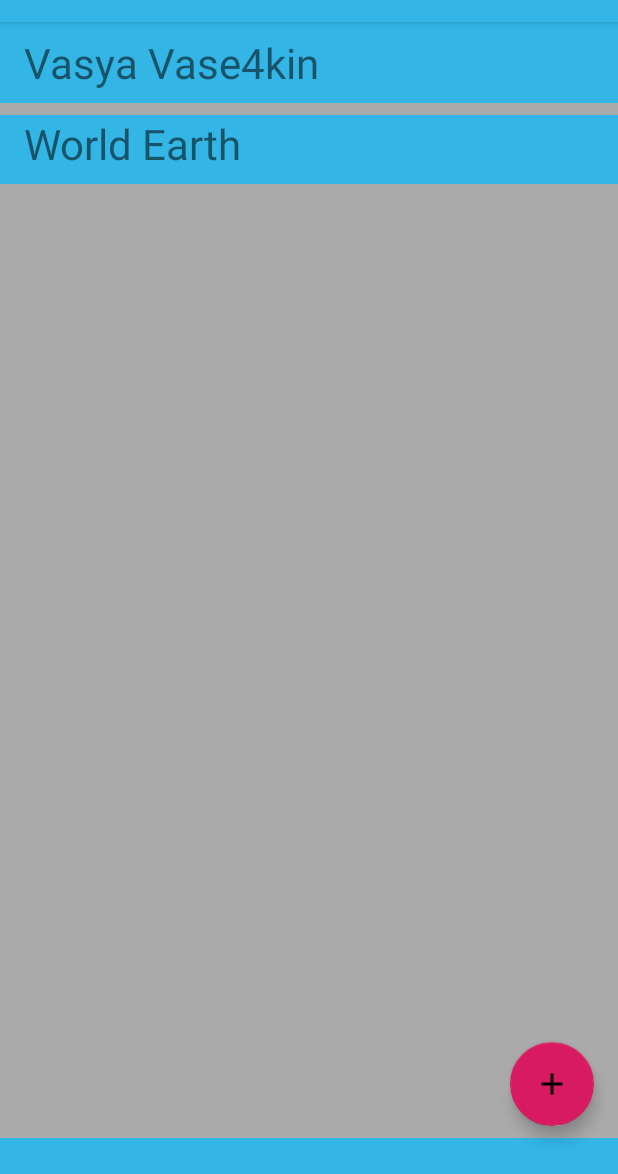
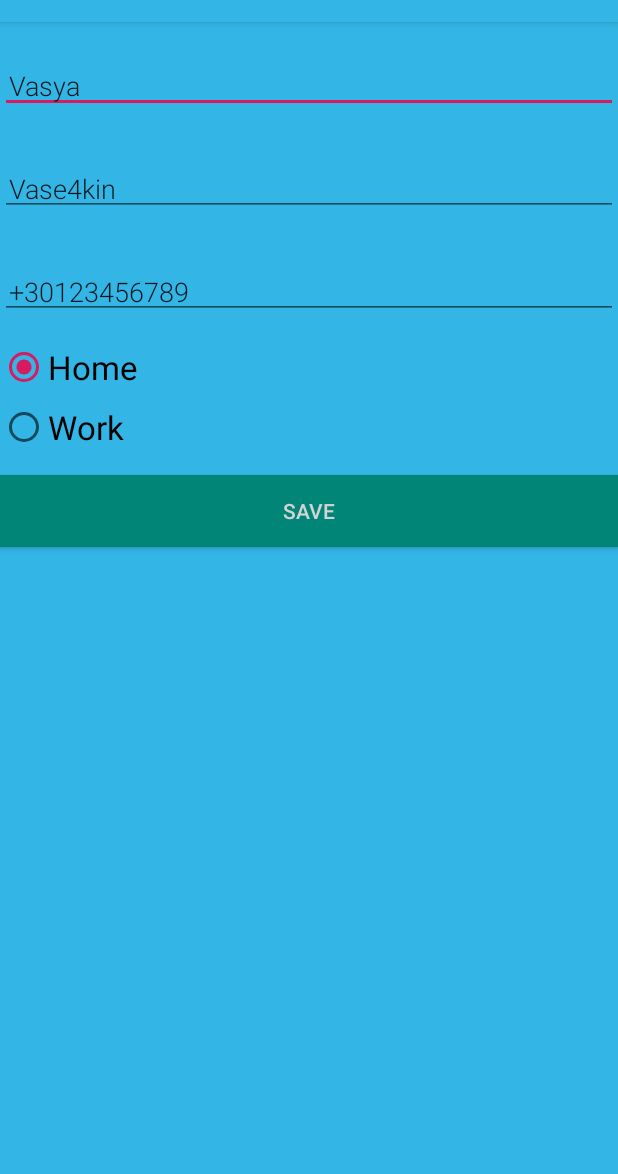
Before and after one commit to DiFly/ContactApp2, an Android app: the screen it shows after launch (MainActivity before the commit, NewContactActivity after it), after a tap on an icon or button, on a phone screen of 412 x 824 dp, the part 62-1236 px from its top. Run offline under Robolectric (Android 15) with nearby library versions, the phone set to English and light mode, and no system bars; our stand-ins replace Room's generated code.

Commit message:
Add edit mode

```diff
--- a/app/src/main/java/org/difly/contactapp2/ContactDetailsActivity.java
+++ b/app/src/main/java/org/difly/contactapp2/ContactDetailsActivity.java
@@ -6,12 +6,20 @@ import android.content.Intent;
 import android.os.Bundle;
 import android.widget.TextView;
 
+import org.difly.contactapp2.entity.Contact;
+
 public class ContactDetailsActivity extends AppCompatActivity {
+    public static final String CONTACT_KEY = "contact";
 
     @Override
     protected void onCreate(Bundle savedInstanceState) {
         super.onCreate(savedInstanceState);
         setContentView(R.layout.activity_contact_details);
 
+        Contact contact = (Contact) getIntent().getSerializableExtra(CONTACT_KEY);
+
+        Intent intent = new Intent(this, NewContactActivity.class);
+        intent.putExtra(CONTACT_KEY, contact);
+        startActivity(intent);
     }
 }
--- a/app/src/main/java/org/difly/contactapp2/NewContactActivity.java
+++ b/app/src/main/java/org/difly/contactapp2/NewContactActivity.java
@@ -1,6 +1,7 @@
 package org.difly.contactapp2;
 
 import androidx.appcompat.app.AppCompatActivity;
+import androidx.lifecycle.ViewModelProvider;
 
 import android.content.Intent;
 import android.os.Bundle;
@@ -12,29 +13,64 @@ import android.widget.RadioGroup;
 
 import org.difly.contactapp2.R;
 import org.difly.contactapp2.entity.Contact;
+import org.difly.contactapp2.viewmodel.ContactViewModel;
+
+import static org.difly.contactapp2.ContactDetailsActivity.CONTACT_KEY;
 
 public class NewContactActivity extends AppCompatActivity {
-    public static final String EXTRA_REPLY = "com.example.android.wordlistsql.REPLY";
+    public static final String EXTRA_REPLY = "org.difly.contactapp2.REPLY";
 
     private EditText mEditContactFirstNameView;
     private EditText mEditContactLastNameView;
     private EditText mEditContactPhoneNumberView;
     private RadioGroup mRadioGroupSelectTypeView;
 
+    private ContactViewModel mContactViewModel;
+    private boolean editMode= false;
+
+    Contact contact;
+
     @Override
     protected void onCreate(Bundle savedInstanceState) {
         super.onCreate(savedInstanceState);
         setContentView(R.layout.activity_new_contact);
+
         mEditContactFirstNameView = findViewById(R.id.edit_firstname);
         mEditContactLastNameView = findViewById(R.id.edit_lastname);
         mEditContactPhoneNumberView = findViewById(R.id.edit_phonenumber);
         mRadioGroupSelectTypeView = findViewById(R.id.radioGroup_type);
+        mRadioGroupSelectTypeView.check(R.id.radioButton_home);
 
+        mContactViewModel = new ViewModelProvider(this).get(ContactViewModel.class);
+        contact = (Contact) getIntent().getSerializableExtra(CONTACT_KEY);
+
+        if (contact != null) {
+            editMode = true;
+            mEditContactFirstNameView.setText(contact.getFirstname());
+            mEditContactLastNameView.setText(contact.getLastname());
+            mEditContactPhoneNumberView.setText(contact.getPhonenumber());
+
+            switch (contact.phonetype) {
+                case "Home":
                     mRadioGroupSelectTypeView.check(R.id.radioButton_home);
+                    break;
+                case "Work":
+                    mRadioGroupSelectTypeView.check(R.id.radioButton_work);
+                    break;
+            }
+        }
 
         final Button button = findViewById(R.id.button_save);
         button.setOnClickListener(new View.OnClickListener() {
             public void onClick(View view) {
+                handleItemClick();
+            }
+        });
+    }
+
+    private void handleItemClick() {
+
+
         Intent replyIntent = new Intent();
         if (
                 TextUtils.isEmpty(mEditContactFirstNameView.getText()) ||
@@ -56,14 +92,26 @@ public class NewContactActivity extends AppCompatActivity {
                     break;
             }
 
-                    replyIntent.putExtra("firstname", firstname);
-                    replyIntent.putExtra("lastname", lastname);
-                    replyIntent.putExtra("phonenumber", phonenumber);
-                    replyIntent.putExtra("type", type);
+            if (contact == null ) {
+                contact = new Contact();
+            }
+
+            contact.setFirstname(firstname);
+            contact.setLastname(lastname);
+            contact.setPhonenumber(phonenumber);
+            contact.setPhonetype(type);
+
+            if (editMode) {
+                mContactViewModel.update(contact);
+            } else {
+                mContactViewModel.insert(contact);
+            }
+//            replyIntent.putExtra("firstname", firstname);
+//            replyIntent.putExtra("lastname", lastname);
+//            replyIntent.putExtra("phonenumber", phonenumber);
+//            replyIntent.putExtra("type", type);
             setResult(RESULT_OK, replyIntent);
         }
         finish();
     }
-        });
 }
-}
--- a/app/src/main/java/org/difly/contactapp2/entity/Contact.java
+++ b/app/src/main/java/org/difly/contactapp2/entity/Contact.java
@@ -6,8 +6,10 @@ import androidx.room.Entity;
 import androidx.room.Ignore;
 import androidx.room.PrimaryKey;
 
+import java.io.Serializable;
+
 @Entity(tableName = "contact_table")
-public class Contact {
+public class Contact implements Serializable {
     @PrimaryKey(autoGenerate = true)
     public long id;
 
--- a/app/src/main/java/org/difly/contactapp2/recycler/ContactListAdapter.java
+++ b/app/src/main/java/org/difly/contactapp2/recycler/ContactListAdapter.java
@@ -56,6 +56,7 @@ public class ContactListAdapter extends RecyclerView.Adapter<ContactListAdapter.
             return mContacts.size();
         else return 0;
     }
+
     static class ContactViewHolder extends RecyclerView.ViewHolder {
         private final TextView contactItemView;
 
--- a/app/src/main/java/org/difly/contactapp2/viewmodel/ContactViewModel.java
+++ b/app/src/main/java/org/difly/contactapp2/viewmodel/ContactViewModel.java
@@ -28,4 +28,10 @@ public class ContactViewModel extends AndroidViewModel {
     public void insert(Contact contact) {
         mRepository.insert(contact);
     }
+    public void update(Contact contact) {
+        mRepository.update(contact);
+    }
+    public void delete(Contact contact) {
+        mRepository.delete(contact);
+    }
 }
--- a/app/src/main/res/values/strings.xml
+++ b/app/src/main/res/values/strings.xml
@@ -5,4 +5,5 @@
     <string name="hint_contactphonenumber">Phone number...</string>
     <string name="button_save">Save</string>
     <string name="empty_not_saved">Contact not saved because first name or phone number is empty.</string>
+    <string name="empty_saved">Contact saved.</string>
 </resources>
```
Also changed, not shown: app/src/main/java/org/difly/contactapp2/MainActivity.java (+22 -13 lines), app/src/main/java/org/difly/contactapp2/repository/ContactRepository.java (+12 -0 lines). Lines whose indentation alone changed are shown as unchanged.
